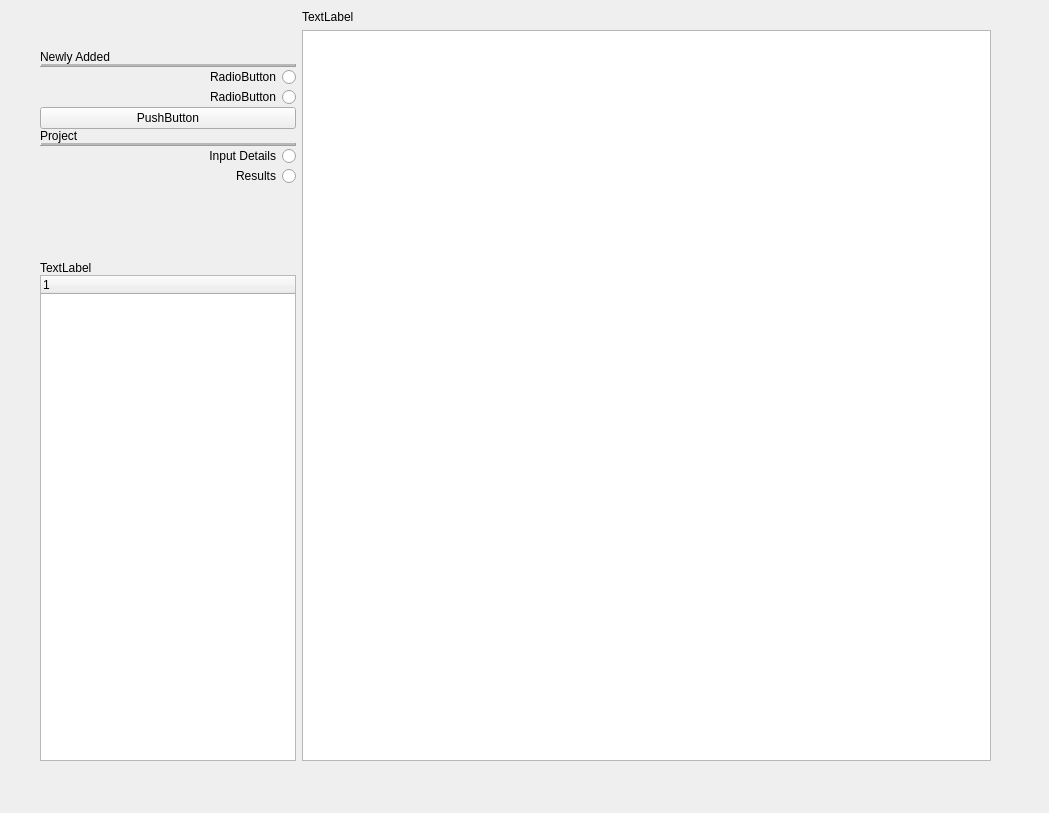
Above: gui/uis/overview.ui from ambrosiasteraceae/cptspy before the change. Below: the same form after it.
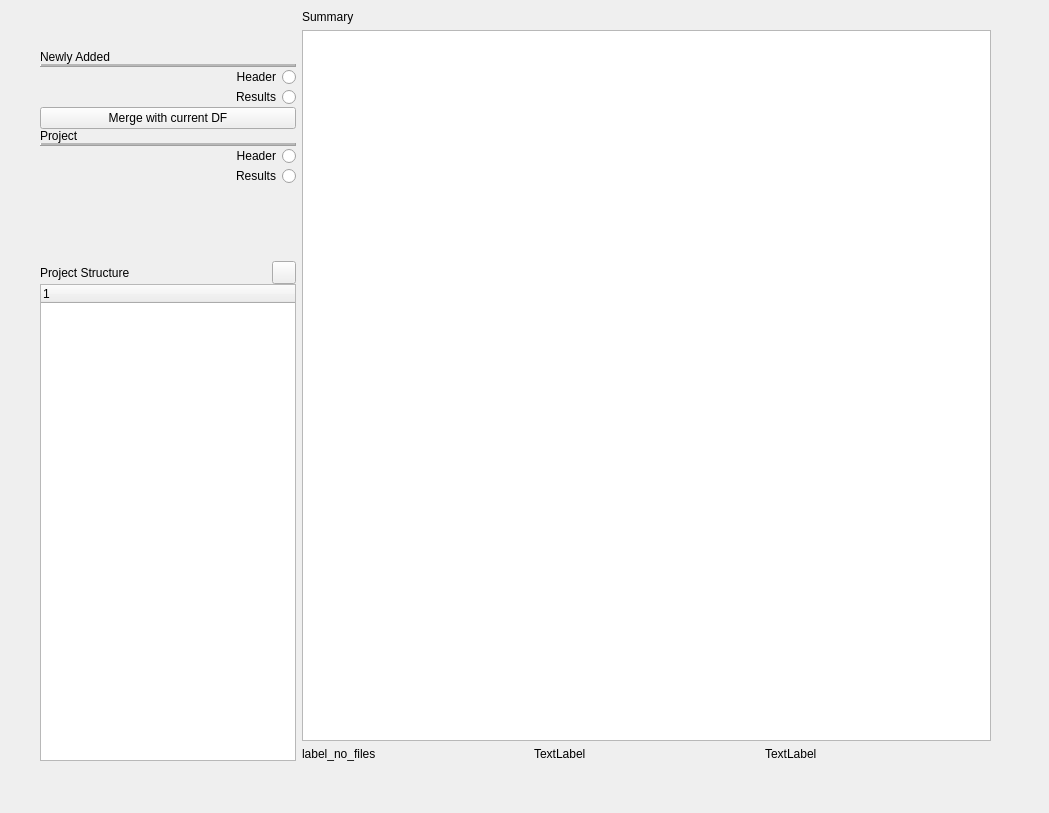
That is the form after the change. Icons and pictures are not drawn.

Commit message: 12thday Progress. Figured out how to differentiate between a new project and a loaded project. TreeWdiget needs t obe inherited from and reuses everywhere

```diff
--- a/gui/uis/overview.ui
+++ b/gui/uis/overview.ui
@@ -82,7 +82,7 @@
          <enum>Qt::RightToLeft</enum>
         </property>
         <property name="text">
-         <string>RadioButton</string>
+         <string>Header</string>
         </property>
        </widget>
       </item>
@@ -92,14 +92,14 @@
          <enum>Qt::RightToLeft</enum>
         </property>
         <property name="text">
-         <string>RadioButton</string>
+         <string>Results</string>
         </property>
        </widget>
       </item>
       <item>
        <widget class="QPushButton" name="pushButton">
         <property name="text">
-         <string>PushButton</string>
+         <string>Merge with current DF</string>
         </property>
        </widget>
       </item>
@@ -141,7 +141,7 @@
          <enum>Qt::RightToLeft</enum>
         </property>
         <property name="text">
-         <string>Input Details</string>
+         <string>Header</string>
         </property>
        </widget>
       </item>
@@ -172,11 +172,25 @@
        </spacer>
       </item>
       <item>
-       <widget class="QLabel" name="label_4">
-        <property name="text">
-         <string>TextLabel</string>
-        </property>
-       </widget>
+       <layout class="QHBoxLayout" name="horizontalLayout_3">
+        <item>
+         <widget class="QLabel" name="label_4">
+          <property name="text">
+           <string>Project Structure</string>
+          </property>
+         </widget>
+        </item>
+        <item>
+         <widget class="QToolButton" name="toolButton">
+          <property name="text">
+           <string/>
+          </property>
+          <property name="icon">
+           <iconset theme="sync-synchronizing"/>
+          </property>
+         </widget>
+        </item>
+       </layout>
       </item>
       <item>
        <widget class="QTreeWidget" name="treeWidget">
@@ -200,13 +214,38 @@
       <item>
        <widget class="QLabel" name="label_3">
         <property name="text">
-         <string>TextLabel</string>
+         <string>Summary</string>
         </property>
        </widget>
       </item>
       <item>
        <widget class="QTableWidget" name="tableWidget"/>
       </item>
+      <item>
+       <layout class="QHBoxLayout" name="horizontalLayout_2">
+        <item>
+         <widget class="QLabel" name="label_7">
+          <property name="text">
+           <string>label_no_files</string>
+          </property>
+         </widget>
+        </item>
+        <item>
+         <widget class="QLabel" name="label_6">
+          <property name="text">
+           <string>TextLabel</string>
+          </property>
+         </widget>
+        </item>
+        <item>
+         <widget class="QLabel" name="label_5">
+          <property name="text">
+           <string>TextLabel</string>
+          </property>
+         </widget>
+        </item>
+       </layout>
+      </item>
      </layout>
     </item>
    </layout>
```
Left out of the diff: 6 changed lines with no effect on the pictures. The commit also changes 13 other files.
